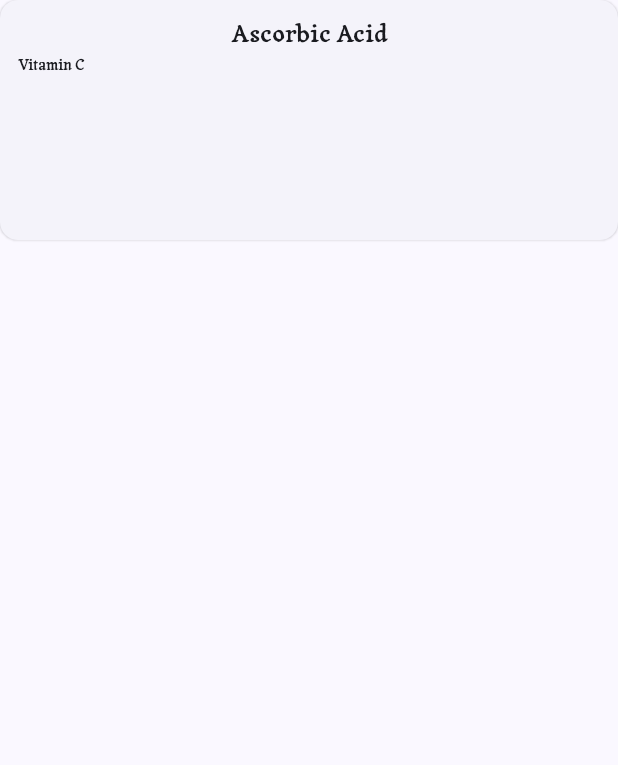
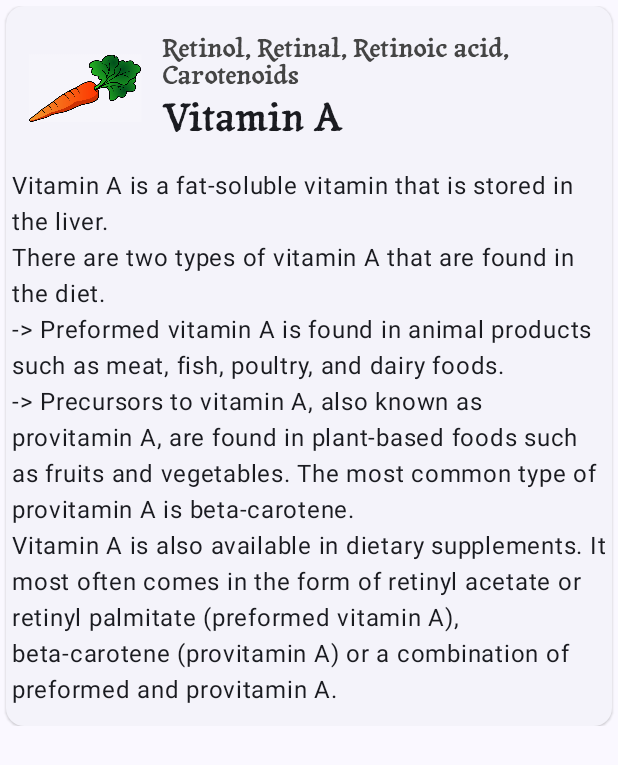
Before and after one commit to MainActivityKt/VitaminsAndMineralsCheatsheet, an Android app built with Jetpack Compose: the screen it shows after launch (MainActivity), on a phone screen of 412 x 824 dp. Shown: the top 765 px of the screen. Run offline under Robolectric (Android 15) with nearby library versions, the phone set to English and light mode, and no system bars.

Commit message:
Designed VitaminMineralCard, created model module for storing data

```diff
--- a/app/src/main/java/com/safire/vitaminsmineralscheatsheet/MainActivity.kt
+++ b/app/src/main/java/com/safire/vitaminsmineralscheatsheet/MainActivity.kt
@@ -4,30 +4,48 @@ import android.os.Bundle
 import androidx.activity.ComponentActivity
 import androidx.activity.compose.setContent
 import androidx.activity.enableEdgeToEdge
-import androidx.annotation.DrawableRes
+import androidx.compose.foundation.Image
+import androidx.compose.foundation.clickable
 import androidx.compose.foundation.layout.Arrangement
-import androidx.compose.foundation.layout.Box
 import androidx.compose.foundation.layout.Column
+import androidx.compose.foundation.layout.Row
+import androidx.compose.foundation.layout.Spacer
 import androidx.compose.foundation.layout.fillMaxSize
 import androidx.compose.foundation.layout.fillMaxWidth
-import androidx.compose.foundation.layout.height
 import androidx.compose.foundation.layout.padding
-import androidx.compose.foundation.layout.wrapContentHeight
+import androidx.compose.foundation.layout.size
+import androidx.compose.foundation.lazy.LazyColumn
+import androidx.compose.foundation.lazy.items
+import androidx.compose.foundation.shape.CircleShape
 import androidx.compose.material3.CardDefaults
 import androidx.compose.material3.ElevatedCard
 import androidx.compose.material3.MaterialTheme
 import androidx.compose.material3.Scaffold
 import androidx.compose.material3.Text
 import androidx.compose.runtime.Composable
+import androidx.compose.runtime.getValue
+import androidx.compose.runtime.mutableStateOf
+import androidx.compose.runtime.remember
+import androidx.compose.runtime.setValue
+import androidx.compose.ui.Alignment
 import androidx.compose.ui.Modifier
-import androidx.compose.ui.text.font.Font
-import androidx.compose.ui.text.font.FontFamily
+import androidx.compose.ui.draw.clip
+import androidx.compose.ui.graphics.Color
+import androidx.compose.ui.res.painterResource
+import androidx.compose.ui.res.stringResource
+import androidx.compose.ui.text.ParagraphStyle
+import androidx.compose.ui.text.buildAnnotatedString
 import androidx.compose.ui.text.font.FontWeight
-import androidx.compose.ui.text.style.TextAlign
+import androidx.compose.ui.text.style.TextIndent
+import androidx.compose.ui.text.withStyle
 import androidx.compose.ui.tooling.preview.Preview
 import androidx.compose.ui.unit.dp
 import androidx.compose.ui.unit.sp
+import com.safire.vitaminsmineralscheatsheet.model.DataSource
+import com.safire.vitaminsmineralscheatsheet.model.VitaminMineralItem
 import com.safire.vitaminsmineralscheatsheet.ui.theme.VitaminsMineralsCheatsheetTheme
+
+const val BULLET = "\u2022"
 
 class MainActivity : ComponentActivity() {
     override fun onCreate(savedInstanceState: Bundle?) {
@@ -36,13 +54,7 @@ class MainActivity : ComponentActivity() {
         setContent {
             VitaminsMineralsCheatsheetTheme {
                 Scaffold(modifier = Modifier.fillMaxSize()) { innerPadding ->
-                    VitaminMineralItem(
-                        scientificName = "Ascorbic Acid",
-                        name = "Vitamin C",
-                        description = "Something",
-                        image = R.drawable.ic_launcher_foreground,
-                        modifier = Modifier.padding(innerPadding)
-                    )
+                    VitaminsMineralsApp(Modifier.padding(innerPadding))
                 }
             }
         }
@@ -50,40 +62,109 @@ class MainActivity : ComponentActivity() {
 }
 
 @Composable
-fun VitaminMineralItem(
-    scientificName: String,
-    name: String,
-    description: String,
-    @DrawableRes image: Int,
+fun VitaminsMineralsApp(modifier: Modifier = Modifier) {
+    LazyColumn (
+        modifier = modifier.padding(4.dp)){
+        items(items = DataSource.data) {
+            VitaminMineralCard(it)
+        }
+    }
+}
+
+
+@Composable
+fun VitaminMineralCard(
+    vitaminMineralItem: VitaminMineralItem,
+
     modifier: Modifier = Modifier
 
 ) {
+    var expanded by remember { mutableStateOf(false) }
+    val sources = stringResource(vitaminMineralItem.richSources).split("\n")
+    val benefits = stringResource(vitaminMineralItem.benefits).split("\n")
+
     ElevatedCard (
         shape = CardDefaults.elevatedShape,
         modifier = modifier
             .fillMaxWidth()
-            .height(160.dp)
-    ){
-        Column (
+            .clickable { expanded = !expanded }
+    ) {
+        Column(
             verticalArrangement = Arrangement.spacedBy(4.dp),
             modifier = Modifier
-                .padding(12.dp)
+                .padding(4.dp)
                 .fillMaxWidth()
+
         ){
+            Row(
+                verticalAlignment = Alignment.CenterVertically,
+                modifier = Modifier
+                    .fillMaxWidth()
+            ) {
+                Image(
+                    painter = painterResource(vitaminMineralItem.image),
+                    contentDescription = stringResource(R.string.carrot_description),
+                    Modifier
+                        .clip(CircleShape)
+                        .size(100.dp)
+                )
+                Column(
+                ) {
                     Text(
-                text = scientificName,
+                        text = stringResource(vitaminMineralItem.scientificNames),
                         style = MaterialTheme.typography.titleMedium,
-                textAlign = TextAlign.Center,
-                modifier = Modifier
-                    .fillMaxWidth() // make text center vertical
+                        fontSize = 17.sp,
+                        lineHeight = 18.sp,
+                        color = Color.DarkGray
                     )
                     Text(
-                text = name,
+                        text = stringResource(vitaminMineralItem.name),
                         style = MaterialTheme.typography.titleMedium,
-                fontSize = 10.sp
+
+                        fontSize = 26.sp
                     )
                 }
 
+            }
+            Text(stringResource(vitaminMineralItem.description))
+
+            Spacer(modifier.size(4.dp))
+
+            if(expanded) {
+                Text(
+                    "Rich food sources:",
+                    fontWeight = FontWeight.SemiBold,
+
+                )
+
+
+                val paragraphStyle = ParagraphStyle(textIndent = TextIndent(restLine = 12.sp))
+                Text(
+                    buildAnnotatedString {
+                        sources.forEach {
+                            withStyle(style = paragraphStyle) {
+                                append(BULLET)
+                                append("\t\t")
+                                append(it)
+                            }
+                        }
+                    }
+                )
+                Spacer(modifier.size(4.dp))
+                Text(
+                    buildAnnotatedString {
+                        Text("Health Benefits:", fontWeight = FontWeight.SemiBold,)
+                        sources.forEach {
+                            withStyle(style = paragraphStyle) {
+                                append(BULLET)
+                                append("\t\t")
+                                append(it)
+                            }
+                        }
+                    }
+                )
+            }
+        }
     }
 }
 
@@ -91,13 +172,6 @@ fun VitaminMineralItem(
 @Composable
 fun GreetingPreview() {
     VitaminsMineralsCheatsheetTheme {
-        Box (modifier = Modifier.fillMaxSize()) {
-            VitaminMineralItem(
-                scientificName = "Ascorbic Acid",
-                name = "Vitamin C",
-                description = "Boosts immunity",
-                image = R.drawable.ic_launcher_foreground
-            )
+        VitaminsMineralsApp()
     }
 }
-}
--- /dev/null
+++ b/app/src/main/java/com/safire/vitaminsmineralscheatsheet/model/DataSource.kt
@@ -0,0 +1,18 @@
+package com.safire.vitaminsmineralscheatsheet.model
+
+import androidx.annotation.DrawableRes
+import com.safire.vitaminsmineralscheatsheet.R
+
+object DataSource {
+    val data: List<VitaminMineralItem> = listOf(
+            VitaminMineralItem(
+                image = R.drawable.carrot,
+                name = R.string.vitamin_a_name,
+                imageDescription = R.string.carrot_description,
+                scientificNames = R.string.vitamin_a_scientificNames,
+                description = R.string.vitamin_a_desctiption,
+                richSources = R.string.vitamin_a_sources,
+                benefits = R.string.vitamin_a_benefits,
+            )
+    )
+}
--- /dev/null
+++ b/app/src/main/java/com/safire/vitaminsmineralscheatsheet/model/VitaminMineralItem.kt
@@ -0,0 +1,14 @@
+package com.safire.vitaminsmineralscheatsheet.model
+
+import androidx.annotation.DrawableRes
+import androidx.annotation.StringRes
+
+data class VitaminMineralItem (
+    @DrawableRes val image: Int,
+    @StringRes val imageDescription: Int,
+    @StringRes val name: Int,
+    @StringRes val scientificNames: Int,
+    @StringRes val description: Int,
+    @StringRes val richSources: Int,
+    @StringRes val benefits: Int
+)
--- a/app/src/main/java/com/safire/vitaminsmineralscheatsheet/ui/theme/Type.kt
+++ b/app/src/main/java/com/safire/vitaminsmineralscheatsheet/ui/theme/Type.kt
@@ -21,7 +21,6 @@ val Typography = Typography(
         TextStyle(
         fontFamily = FontFamily(Font(R.font.tagesschrift_regular,FontWeight.Medium)),
         fontWeight = FontWeight.Medium,
-        fontSize = 16.sp,
         lineHeight = 28.sp,
         letterSpacing = 0.sp
     ),
--- a/app/src/main/res/values/strings.xml
+++ b/app/src/main/res/values/strings.xml
@@ -1,3 +1,14 @@
 <resources>
     <string name="app_name">Vitamins &amp; Minerals Cheatsheet</string>
+
+    <string name="carrot_credits">Image by Felix Mendoza from Pixabay</string>
+
+    <string name="carrot_description">Carrot illustration</string>
+    <string name="vitamin_a_name">Vitamin A</string>
+    <string name="vitamin_a_scientificNames">Retinol, Retinal, Retinoic acid, Carotenoids</string>
+    <string name="vitamin_a_benefits">Keeps your eyes healthy.\nMaintains healthy skin.\nHelps your body fight infections.\nHelps with growth and reproduction.</string>
+    <string name="vitamin_a_sources">orange, yellow or green coloured fruits and vegetables\ngreen leafy vegetables\nmargarine\ndairy products — milk and cheese\nliver\nmeat\nfish and fish oil</string>
+    <string name="vitamin_a_desctiption"><![CDATA[Vitamin A is a fat-soluble vitamin that is stored in the liver.\nThere are two types of vitamin A that are found in the diet.\n-> Preformed vitamin A is found in animal products such as meat, fish, poultry, and dairy foods.\n-> Precursors to vitamin A, also known as provitamin A, are found in plant-based foods such as fruits and vegetables. The most common type of provitamin A is beta-carotene.\nVitamin A is also available in dietary supplements. It most often comes in the form of retinyl acetate or retinyl palmitate (preformed vitamin A), beta-carotene (provitamin A) or a combination of preformed and provitamin A.]]></string>
+
+
 </resources>
```
Also changed, not shown: app/src/main/res/drawable/carrot.png (added). Lines whose indentation alone changed are shown as unchanged.
